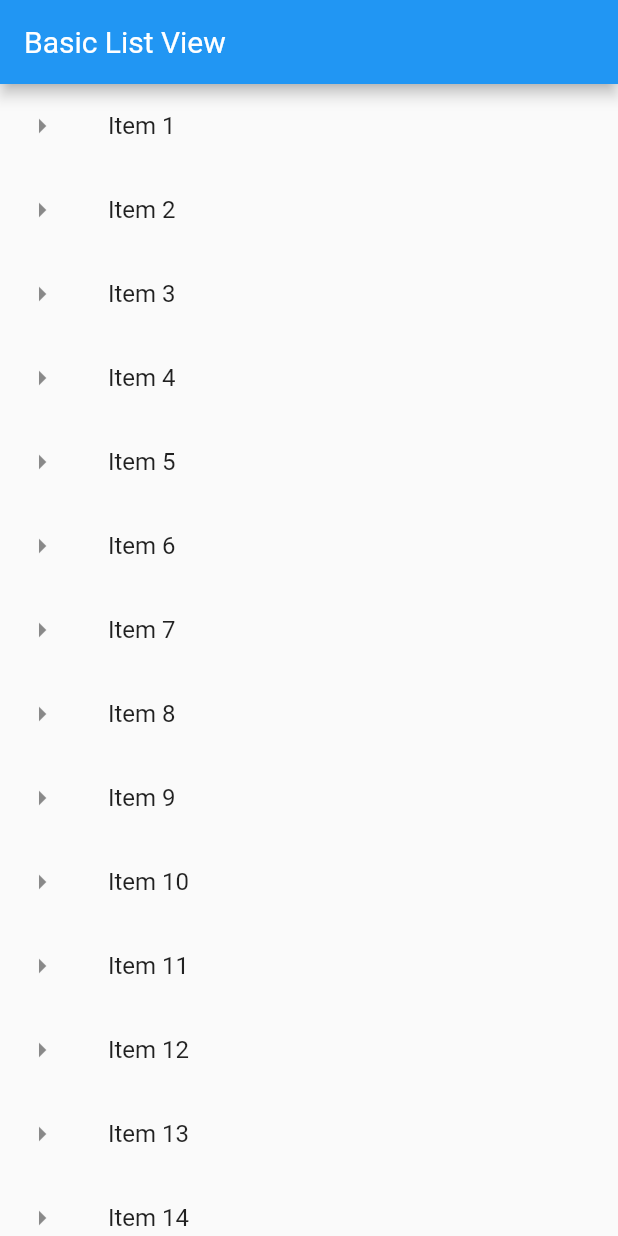
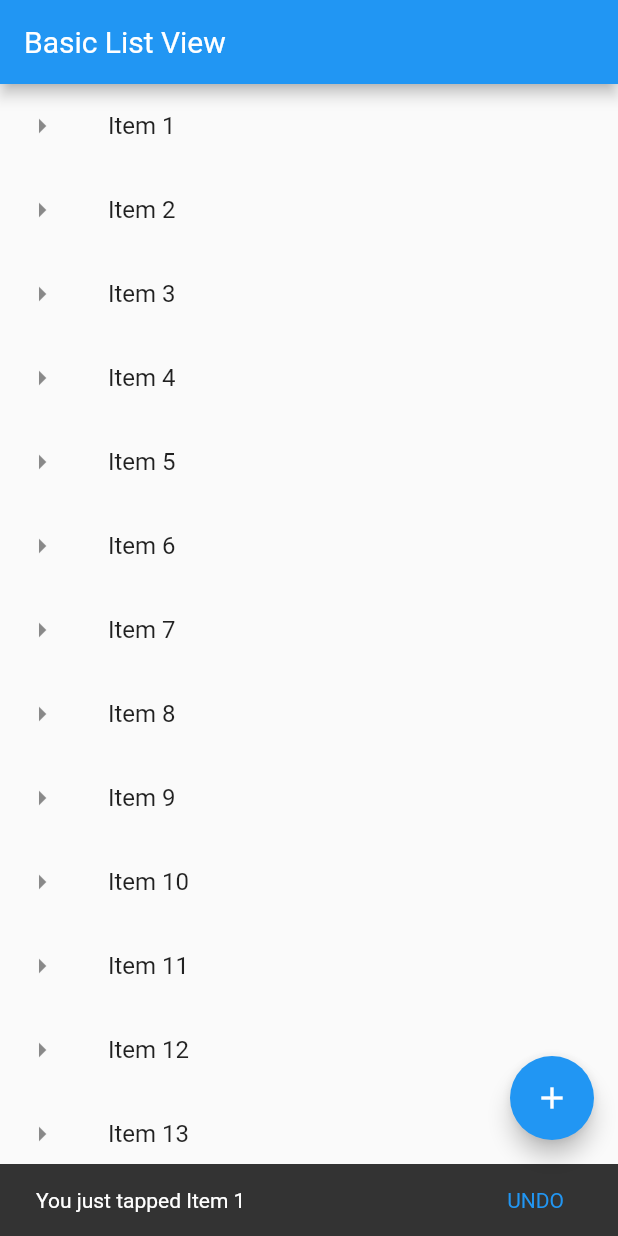
Before and after one commit to HemilJain/learning_flutter, a Flutter app: the screen it shows after launch, after a tap on an icon or button, on a phone screen of 412 x 824 dp. Run offline on Flutter 3.47's test engine with Material 2 defaults, Android fonts, the phone set to English and light mode, and no system bars.

Commit message:
floating action button & snackBar

```diff
--- a/learning_flutter/lib/main.dart
+++ b/learning_flutter/lib/main.dart
@@ -9,9 +9,29 @@ void main() {
         title: Text("Basic List View"),
       ),
       body: getListView(),
+      floatingActionButton: FloatingActionButton(
+        onPressed: () {
+          debugPrint("FAB clicked");
+        },
+        child: Icon(Icons.add),
+        tooltip: 'Add one more Item',
+      ),
     ),
     debugShowCheckedModeBanner: false,
   ));
+}
+
+void showSnackBar(BuildContext context, String item) {
+  var snackBar = SnackBar(
+    content: Text("You just tapped $item"),
+    action: SnackBarAction(
+      label: "UNDO",
+      onPressed: () {
+        debugPrint("Performing undo");
+      },
+    ),
+  );
+  Scaffold.of(context).showSnackBar(snackBar);
 }
 
 List<String> getListElements() {
@@ -27,7 +47,7 @@ Widget getListView() {
       leading: Icon(Icons.arrow_right),
       title: Text(listItems[index]),
       onTap: () {
-        debugPrint('${listItems[index]} was tapped.');
+        showSnackBar(context, listItems[index]);
       },
     );
   });
```
